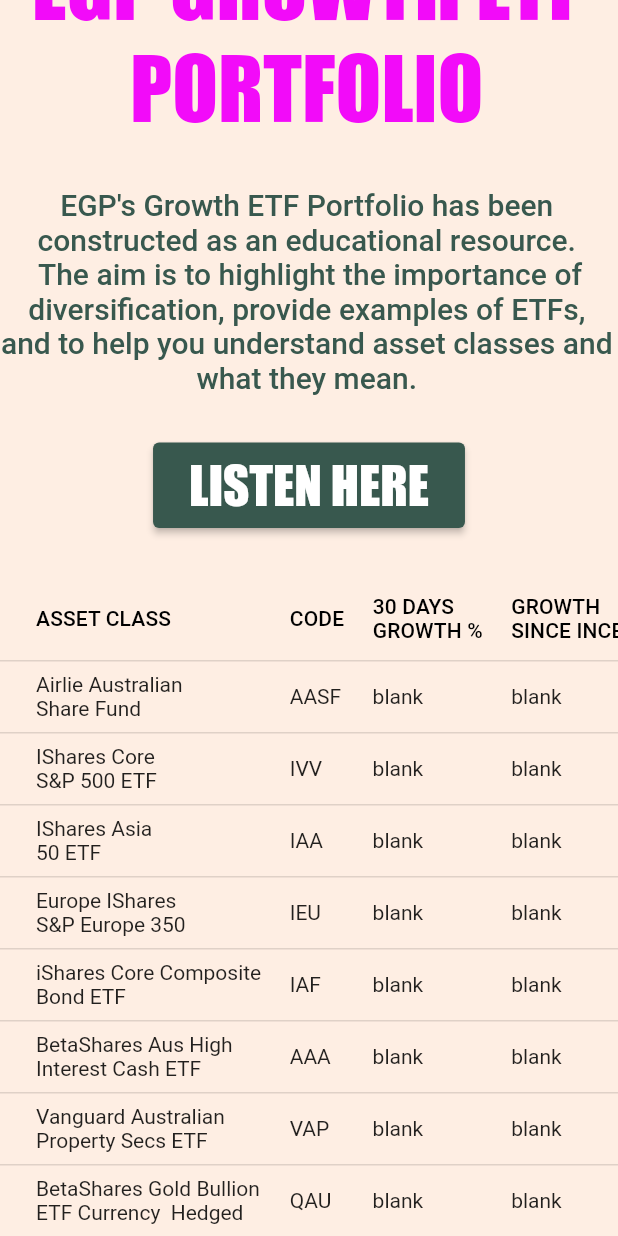
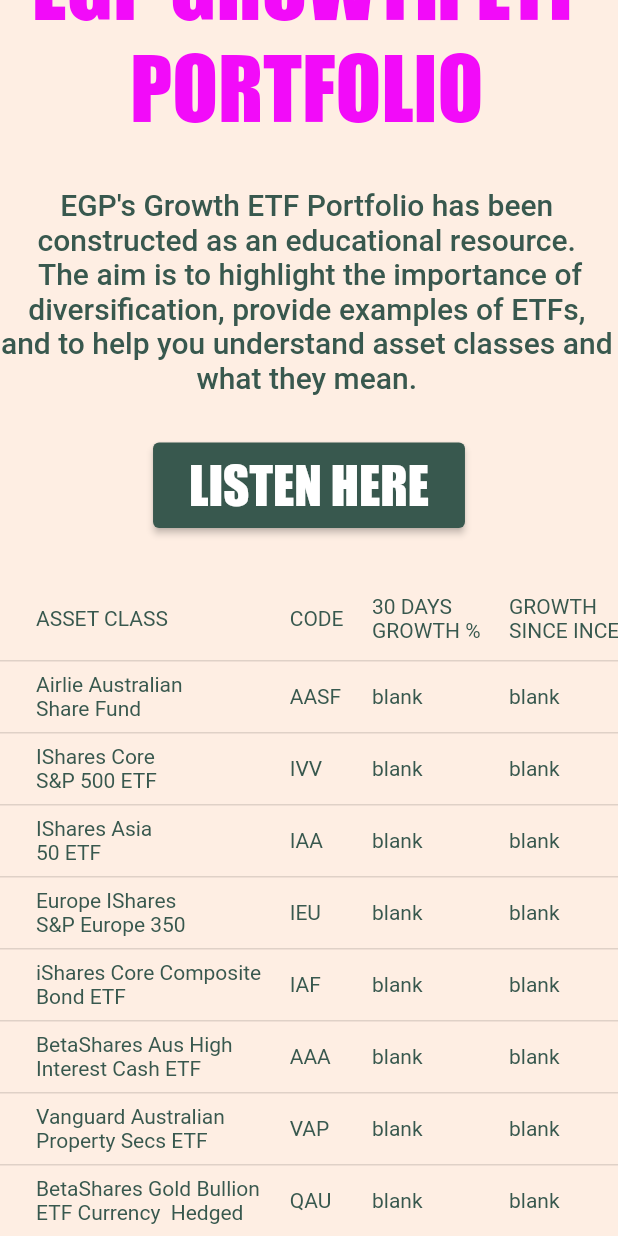
Before and after one commit to lucas-shugg/equity-gals-portfolio, a Flutter app: the screen it shows after launch, scrolled down 195 dp, on a phone screen of 412 x 824 dp. Run offline on Flutter 3.47's test engine with Material 2 defaults, Android fonts, the phone set to English and light mode, and no system bars.

Commit message:
Applied text theme to data table theme

```diff
--- a/lib/main.dart
+++ b/lib/main.dart
@@ -7,30 +7,21 @@ void main() {
 
 class EgpPortfolio extends StatelessWidget {
   const EgpPortfolio({Key? key}) : super(key: key);
-
+  static const defaultTextStyle =
+      TextStyle(fontFamily: 'AvenirLight.ttf', color: egpGreen);
   // This widget is the root of your application.
   @override
   Widget build(BuildContext context) {
     return MaterialApp(
       title: 'EGP Portfolio',
+      // This is the theme of your application.
       theme: ThemeData(
+        dataTableTheme: const DataTableThemeData(
+            headingTextStyle: defaultTextStyle,
+            dataTextStyle: defaultTextStyle),
         canvasColor: const Color.fromRGBO(254, 238, 227, 1),
         textTheme: const TextTheme(
-            bodyText1:
-                TextStyle(fontFamily: 'AvenirLight.ttf', color: egpGreen),
-            headline6:
-                TextStyle(fontFamily: 'AvenirLight.ttf', color: egpGreen)),
-
-        // This is the theme of your application.
-        //
-        // Try running your application with "flutter run". You'll see the
-        // application has a blue toolbar. Then, without quitting the app, try
-        // changing the primarySwatch below to Colors.green and then invoke
-        // "hot reload" (press "r" in the console where you ran "flutter run",
-        // or simply save your changes to "hot reload" in a Flutter IDE).
-        // Notice that the counter didn't reset back to zero; the application
-        // is not restarted.
-        primarySwatch: Colors.blue,
+            bodyText1: defaultTextStyle, headline6: defaultTextStyle),
       ),
       home: const PortfolioPage(),
     );
```
